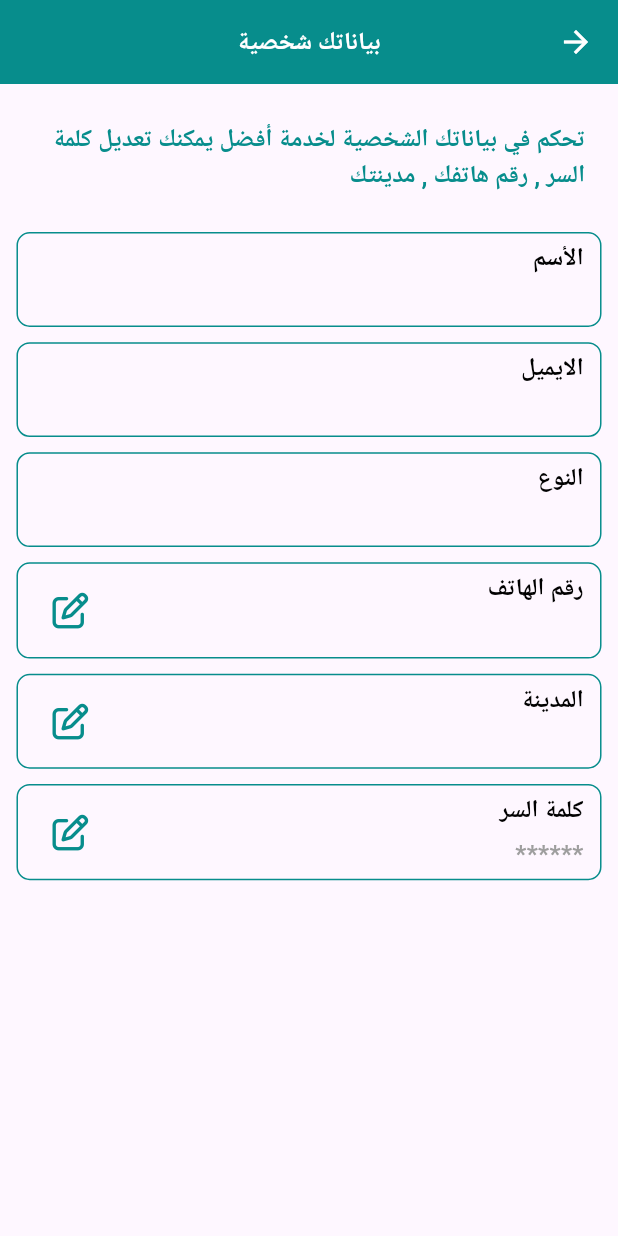
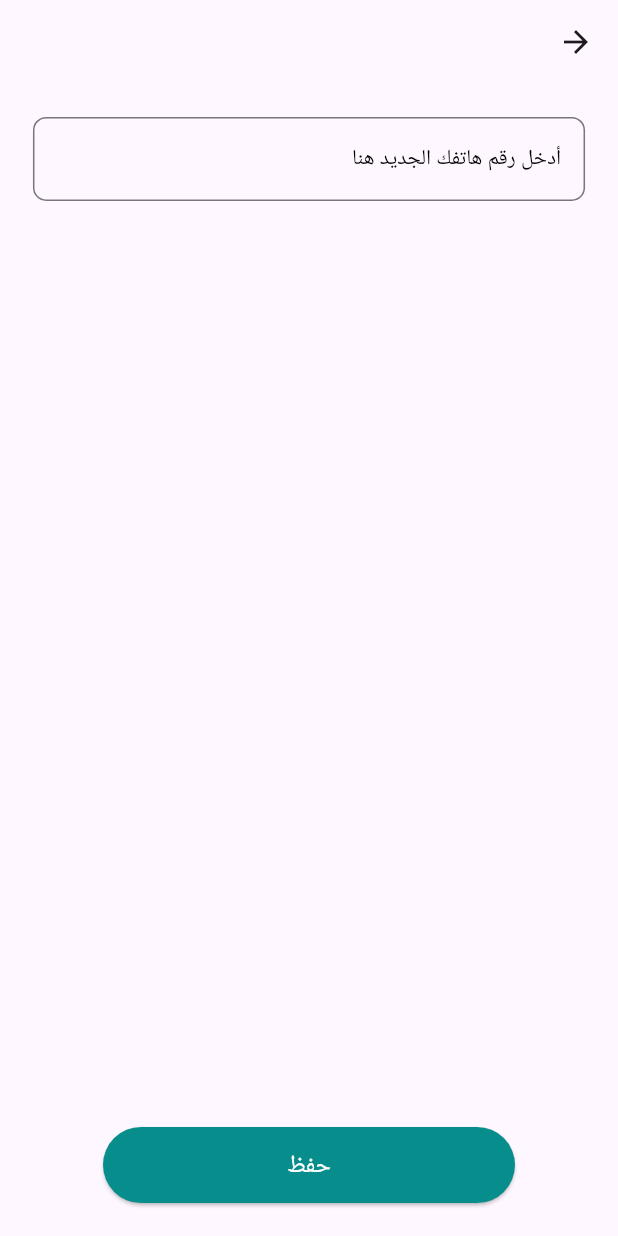
Before and after one commit to Ali1910/AIMedic, a Flutter app: the PersonalDetialsView screen opened directly with empty values, after a tap on an icon or button, on a phone screen of 412 x 824 dp. Run offline on Flutter 3.47's test engine with Material 3 defaults, Android fonts, the phone set to English and light mode, and no system bars; our stand-ins replace cached_network_image, dio, easy_date_timeline, flutter_bloc, flutter_screenutil, font_awesome_flutter and 4 more; accounts and stored records are empty; Roboto replaces fonts that are missing (Cairo); statements that could not run were skipped.

Commit message:
update phone number UI and Vaidation

```diff
--- a/lib/Features/Login/Logic/LoginCubit.dart
+++ b/lib/Features/Login/Logic/LoginCubit.dart
@@ -21,7 +21,7 @@ class Logincubit extends Cubit<LoginStates> {
 
   void onEmailfeildchanged(String x) {
     email = x;
-    AutovalidateMode autovalidateMode = AutovalidateMode.disabled;
+
     emit(LoginChangedstate());
   }
 
@@ -31,7 +31,7 @@ class Logincubit extends Cubit<LoginStates> {
 
   void onPasswordfeildchanged(String x) {
     password = x;
-    AutovalidateMode autovalidateMode = AutovalidateMode.disabled;
+
     emit(LoginChangedstate());
   }
 
--- /dev/null
+++ b/lib/Features/perrsonal_details/logic/peronal_details_state.dart
@@ -0,0 +1,5 @@
+abstract class PersonalDetailsStates {}
+
+class PersonalDetailsInitialState extends PersonalDetailsStates {}
+
+class ValueOfPhoneEnteredState extends PersonalDetailsStates {}
--- /dev/null
+++ b/lib/Features/perrsonal_details/logic/personal_details_cubit.dart
@@ -0,0 +1,16 @@
+import 'package:flutter/material.dart';
+import 'package:flutter_bloc/flutter_bloc.dart';
+import 'package:gbsub/Features/perrsonal_details/logic/peronal_details_state.dart';
+
+class PersonalDetailsCubit extends Cubit<PersonalDetailsStates> {
+  PersonalDetailsCubit() : super(PersonalDetailsInitialState());
+
+  AutovalidateMode autovalidateMode = AutovalidateMode.disabled;
+  final GlobalKey<FormState> formkey = GlobalKey();
+  late String phone;
+  RegExp egyptPhoneRegExp = RegExp(r'^01[0-2]{1}[0-9]{8}$');
+  void phonenumberchanged(String value) {
+    phone = value;
+    emit(ValueOfPhoneEnteredState());
+  }
+}
--- a/lib/Features/perrsonal_details/ui/personal_details_view_body.dart
+++ b/lib/Features/perrsonal_details/ui/personal_details_view_body.dart
@@ -2,6 +2,7 @@ import 'package:flutter/material.dart';
 import 'package:flutter_screenutil/flutter_screenutil.dart';
 import 'package:gbsub/Core/utilts/constans.dart';
 import 'package:gbsub/Features/perrsonal_details/ui/widgets/custom_personal_details_continer.dart';
+import 'package:gbsub/Features/perrsonal_details/ui/widgets/update_phone_number_view.dart';
 import 'package:gbsub/Features/profile_page/data/profile_model.dart';
 import 'package:gbsub/core/utilts/style.dart';
 
@@ -49,7 +50,16 @@ class PersonalDetailsViewBody extends StatelessWidget {
           CustomPersonalDetailsContiner(
             title: 'رقم الهاتف',
             data: profileModel.pN,
-            onPressed: () {},
+            onPressed: () {
+              Navigator.push(
+                context,
+                MaterialPageRoute(
+                  builder: (context) {
+                    return const UpdatePhoneNumberView();
+                  },
+                ),
+              );
+            },
             updated: true,
           ),
           CustomPersonalDetailsContiner(
--- /dev/null
+++ b/lib/Features/perrsonal_details/ui/widgets/update_phone_number_view.dart
@@ -0,0 +1,22 @@
+import 'package:flutter/material.dart';
+import 'package:flutter_bloc/flutter_bloc.dart';
+import 'package:gbsub/Features/perrsonal_details/logic/personal_details_cubit.dart';
+import 'package:gbsub/Features/perrsonal_details/ui/widgets/update_phone_number_view_body.dart';
+
+class UpdatePhoneNumberView extends StatelessWidget {
+  const UpdatePhoneNumberView({super.key});
+
+  @override
+  Widget build(BuildContext context) {
+    return BlocProvider(
+      create: (context) => PersonalDetailsCubit(),
+      child: Directionality(
+        textDirection: TextDirection.rtl,
+        child: Scaffold(
+          appBar: AppBar(),
+          body: const UpdatePhoneNumberViewBody(),
+        ),
+      ),
+    );
+  }
+}
--- /dev/null
+++ b/lib/Features/perrsonal_details/ui/widgets/update_phone_number_view_body.dart
@@ -0,0 +1,80 @@
+import 'package:flutter/material.dart';
+import 'package:flutter_bloc/flutter_bloc.dart';
+import 'package:flutter_screenutil/flutter_screenutil.dart';
+import 'package:gbsub/Core/utilts/constans.dart';
+import 'package:gbsub/Core/utilts/widgets/custom_elevated_button_button.dart';
+import 'package:gbsub/Features/perrsonal_details/logic/peronal_details_state.dart';
+import 'package:gbsub/Features/perrsonal_details/logic/personal_details_cubit.dart';
+import 'package:gbsub/core/utilts/style.dart';
+
+class UpdatePhoneNumberViewBody extends StatelessWidget {
+  const UpdatePhoneNumberViewBody(
+      {super.key, this.onChanged, this.onFieldSubmitted});
+  final void Function(String)? onChanged;
+  final void Function(String)? onFieldSubmitted;
+
+  @override
+  Widget build(BuildContext context) {
+    return BlocBuilder<PersonalDetailsCubit, PersonalDetailsStates>(
+      builder: (context, state) {
+        var of = BlocProvider.of<PersonalDetailsCubit>(context);
+        return Form(
+          key: of.formkey,
+          autovalidateMode: of.autovalidateMode,
+          child: Padding(
+            padding: EdgeInsets.symmetric(
+              horizontal: 20.w,
+              vertical: 20.w,
+            ),
+            child: CustomScrollView(
+              slivers: [
+                SliverToBoxAdapter(
+                  child: TextFormField(
+                    textDirection: TextDirection.rtl,
+                    keyboardType: TextInputType.phone,
+                    onChanged: (p) {
+                      of.phonenumberchanged(p);
+                    },
+                    onFieldSubmitted: onFieldSubmitted,
+                    validator: (value) {
+                      if (value?.isEmpty ?? true) {
+                        return 'هذا الحقل مطلوب';
+                      } else if (!of.egyptPhoneRegExp.hasMatch(value!)) {
+                        return 'رقم الهاتف خاطئ تاكد من صحته';
+                      }
+                    },
+                    decoration: InputDecoration(
+                        hintTextDirection: TextDirection.rtl,
+                        hintText: 'أدخل رقم هاتفك الجديد هنا',
+                        hintStyle: Styles.style14.copyWith(color: Colors.black),
+                        focusedBorder: OutlineInputBorder(
+                            borderRadius: BorderRadius.circular(8.w),
+                            borderSide: BorderSide(color: mainColor)),
+                        border: OutlineInputBorder(
+                            borderRadius: BorderRadius.circular(8.w),
+                            borderSide: const BorderSide(color: Colors.black))),
+                  ),
+                ),
+                SliverFillRemaining(
+                  hasScrollBody: false,
+                  child: Column(children: [
+                    const Spacer(),
+                    Customelevatedbutton(
+                      text: 'حفظ',
+                      onPressed: () {
+                        if (of.formkey.currentState!.validate()) {
+                        } else {
+                          of.autovalidateMode = AutovalidateMode.always;
+                        }
+                      },
+                    ),
+                  ]),
+                )
+              ],
+            ),
+          ),
+        );
+      },
+    );
+  }
+}
```
